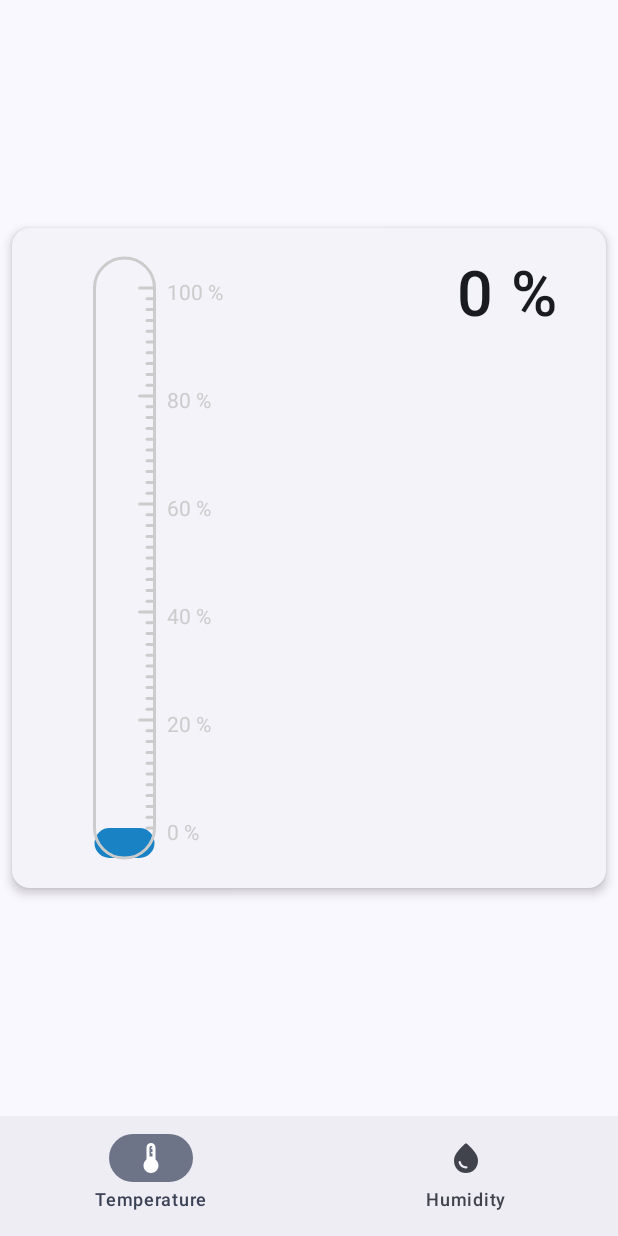
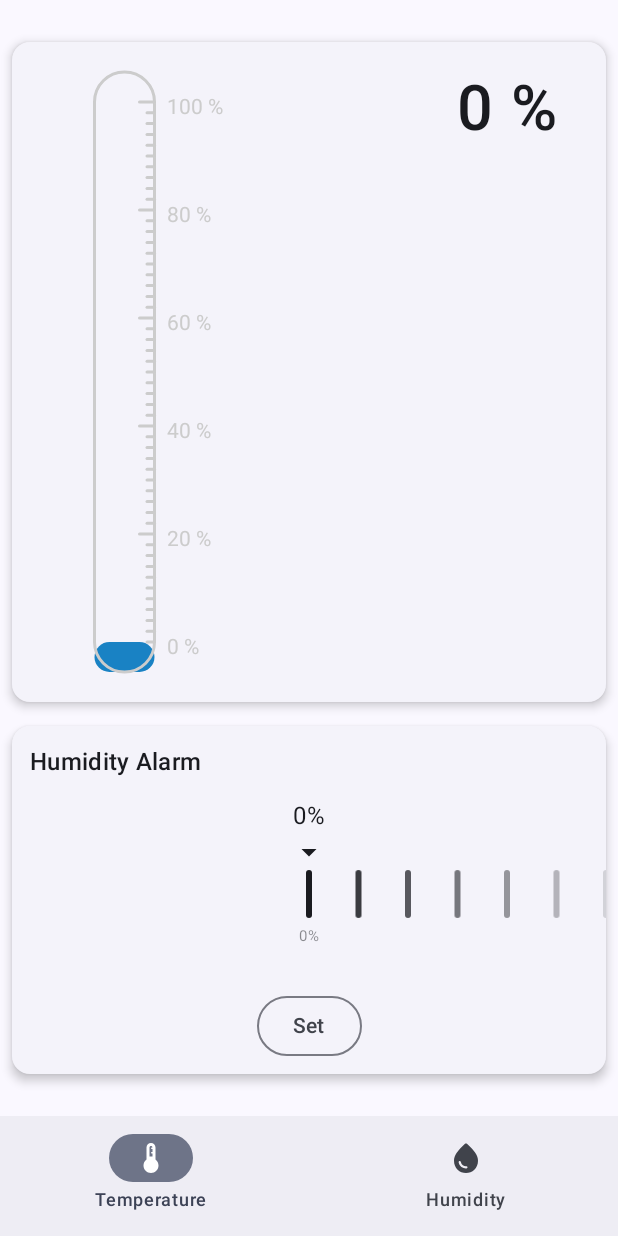
Before and after one commit to Ramink78/Thermometer, an Android app built with Jetpack Compose: the HumidityScreen screen opened through its navigation route, on a phone screen of 412 x 824 dp. Run offline under Robolectric (Android 15) with nearby library versions, the phone set to English and light mode, and no system bars; our stand-ins replace Dagger/Hilt's generated code, Firebase (no records; nobody signed in at launch, a user with empty details on screens opened directly), Room's generated code; 2 statements that could not run were skipped.

Commit message:
add slider for set temperature and humidity alarm

```diff
--- /dev/null
+++ b/app/src/main/java/rk/thermometer/ui/component/AlarmSlider.kt
@@ -0,0 +1,264 @@
+package rk.thermometer.ui.component
+
+import androidx.compose.animation.core.Animatable
+import androidx.compose.animation.core.FloatSpringSpec
+import androidx.compose.animation.core.Spring
+import androidx.compose.animation.core.calculateTargetValue
+import androidx.compose.animation.splineBasedDecay
+import androidx.compose.foundation.background
+import androidx.compose.foundation.gestures.awaitFirstDown
+import androidx.compose.foundation.gestures.horizontalDrag
+import androidx.compose.foundation.layout.Box
+import androidx.compose.foundation.layout.BoxWithConstraints
+import androidx.compose.foundation.layout.Column
+import androidx.compose.foundation.layout.fillMaxWidth
+import androidx.compose.foundation.layout.height
+import androidx.compose.foundation.layout.padding
+import androidx.compose.foundation.layout.width
+import androidx.compose.foundation.shape.RoundedCornerShape
+import androidx.compose.material.icons.Icons
+import androidx.compose.material.icons.filled.ArrowDropDown
+import androidx.compose.material3.Icon
+import androidx.compose.material3.MaterialTheme
+import androidx.compose.material3.Surface
+import androidx.compose.material3.Text
+import androidx.compose.runtime.Composable
+import androidx.compose.runtime.LaunchedEffect
+import androidx.compose.runtime.Stable
+import androidx.compose.runtime.saveable.Saver
+import androidx.compose.runtime.saveable.rememberSaveable
+import androidx.compose.ui.Alignment
+import androidx.compose.ui.Modifier
+import androidx.compose.ui.geometry.Offset
+import androidx.compose.ui.graphics.Color
+import androidx.compose.ui.graphics.graphicsLayer
+import androidx.compose.ui.input.pointer.pointerInput
+import androidx.compose.ui.input.pointer.positionChange
+import androidx.compose.ui.input.pointer.util.VelocityTracker
+import androidx.compose.ui.tooling.preview.Preview
+import androidx.compose.ui.unit.dp
+import kotlinx.coroutines.coroutineScope
+import kotlinx.coroutines.launch
+import rk.thermometer.ui.theme.ThermometerTheme
+import kotlin.math.absoluteValue
+import kotlin.math.roundToInt
+
+private val BarWidth = 4.dp
+private val BarHeight = 32.dp
+private const val MinAlpha = .15f
+
+
+@Stable
+interface AlarmSliderState {
+    val currentValue: Float
+    val range: ClosedRange<Int>
+
+    suspend fun snapTo(value: Float)
+    suspend fun decayTo(velocity: Float, value: Float)
+    suspend fun stop()
+}
+
+class AlarmSliderStateImpl(
+    currentValue: Float,
+    override val range: ClosedRange<Int>,
+) : AlarmSliderState {
+
+    private val floatRange = range.start.toFloat()..range.endInclusive.toFloat()
+    private val animatable = Animatable(currentValue)
+    private val decayAnimationSpec = FloatSpringSpec(
+        dampingRatio = Spring.DampingRatioNoBouncy,
+        stiffness = Spring.StiffnessLow,
+    )
+
+    override val currentValue: Float
+        get() = animatable.value
+
+    override suspend fun stop() {
+        animatable.stop()
+    }
+
+    override suspend fun snapTo(value: Float) {
+        animatable.snapTo(value.coerceIn(floatRange))
+    }
+
+    override suspend fun decayTo(velocity: Float, value: Float) {
+        val target = value.roundToInt().coerceIn(range).toFloat()
+        animatable.animateTo(
+            targetValue = target,
+            initialVelocity = velocity,
+            animationSpec = decayAnimationSpec,
+        )
+    }
+
+    override fun equals(other: Any?): Boolean {
+        if (this === other) return true
+        if (javaClass != other?.javaClass) return false
+
+        other as AlarmSliderStateImpl
+
+        if (range != other.range) return false
+        if (floatRange != other.floatRange) return false
+        if (animatable != other.animatable) return false
+        if (decayAnimationSpec != other.decayAnimationSpec) return false
+
+        return true
+    }
+    override fun hashCode(): Int {
+        var result = range.hashCode()
+        result = 31 * result + floatRange.hashCode()
+        result = 31 * result + animatable.hashCode()
+        result = 31 * result + decayAnimationSpec.hashCode()
+        return result
+    }
+
+    companion object {
+        val Saver = Saver<AlarmSliderStateImpl, List<Any>>(
+            save = { listOf(it.currentValue, it.range.start, it.range.endInclusive) },
+            restore = {
+                AlarmSliderStateImpl(
+                    currentValue = it[0] as Float,
+                    range = (it[1] as Int)..(it[2] as Int)
+                )
+            }
+        )
+    }
+}
+
+@Composable
+fun rememberAlarmSliderState(
+    currentValue: Float = 0f,
+    range: ClosedRange<Int> = -40..80,
+): AlarmSliderState {
+    val state = rememberSaveable(saver = AlarmSliderStateImpl.Saver) {
+        AlarmSliderStateImpl(currentValue, range)
+    }
+    LaunchedEffect(key1 = Unit) {
+        state.snapTo(state.currentValue.roundToInt().toFloat())
+    }
+    return state
+}
+
+@Composable
+fun AlarmSlider(
+    modifier: Modifier = Modifier,
+    state: AlarmSliderState = rememberAlarmSliderState(),
+    numSegments: Int = 12,
+    barColor: Color = MaterialTheme.colorScheme.onSurface,
+    currentValueLabel: @Composable (Int) -> Unit = { value -> Text(value.toString()) },
+    indicatorLabel: @Composable (Int) -> Unit = { value -> Text(value.toString()) },
+) {
+    Column(
+        modifier = modifier,
+        horizontalAlignment = Alignment.CenterHorizontally
+    ) {
+        currentValueLabel(state.currentValue.roundToInt())
+        Icon(Icons.Filled.ArrowDropDown, contentDescription = null)
+        BoxWithConstraints(
+            modifier = Modifier
+                .fillMaxWidth()
+                .drag(state, numSegments),
+            contentAlignment = Alignment.TopCenter,
+        ) {
+            val segmentWidth = maxWidth / numSegments
+            val segmentWidthPx = constraints.maxWidth.toFloat() / numSegments.toFloat()
+            val halfSegments = (numSegments + 1) / 2
+            val start = (state.currentValue - halfSegments).toInt()
+                .coerceAtLeast(state.range.start)
+            val end = (state.currentValue + halfSegments).toInt()
+                .coerceAtMost(state.range.endInclusive)
+
+            val maxOffset = constraints.maxWidth / 2f
+            for (i in start..end) {
+                val offsetX = (i - state.currentValue) * segmentWidthPx
+                // indicator at center is at 1f, indicators at edges are at 0.25f
+                val alpha = 1f - (1f - MinAlpha) * (offsetX / maxOffset).absoluteValue
+
+                Column(
+                    modifier = Modifier
+                        .width(segmentWidth)
+                        .graphicsLayer(
+                            alpha = alpha,
+                            translationX = offsetX,
+                        ),
+                    horizontalAlignment = Alignment.CenterHorizontally,
+                ) {
+                    Box(
+                        modifier = Modifier
+                            .width(BarWidth)
+                            .height(BarHeight)
+                            .background(
+                                barColor,
+                                shape = RoundedCornerShape(BarWidth / 2)
+                            )
+
+                    )
+                    indicatorLabel(i)
+                }
+            }
+        }
+    }
+}
+
+private fun Modifier.drag(
+    state: AlarmSliderState,
+    numSegments: Int,
+) = pointerInput(Unit) {
+    val decay = splineBasedDecay<Float>(this)
+    val segmentWidthPx = size.width / numSegments
+    coroutineScope {
+        while (true) {
+            val pointerId = awaitPointerEventScope { awaitFirstDown().id }
+            state.stop()
+            val tracker = VelocityTracker()
+            awaitPointerEventScope {
+                horizontalDrag(pointerId) { change ->
+                    val horizontalDragOffset =
+                        state.currentValue - change.positionChange().x / segmentWidthPx
+                    launch {
+                        state.snapTo(horizontalDragOffset)
+                    }
+                    tracker.addPosition(change.uptimeMillis, change.position)
+                    if (change.positionChange() != Offset.Zero) change.consume()
+                }
+            }
+            val velocity = tracker.calculateVelocity().x / numSegments
+            val targetValue = decay.calculateTargetValue(state.currentValue, -velocity)
+            launch {
+                state.decayTo(velocity, targetValue)
+            }
+        }
+    }
+}
+
+
+@Preview(widthDp = 420)
+@Composable
+fun SliderPreview() {
+    ThermometerTheme {
+        Surface(modifier = Modifier.fillMaxWidth()) {
+            AlarmSlider(
+                modifier = Modifier
+                    .fillMaxWidth()
+                    .padding(
+                        vertical =
+                        12.dp
+                    ),
+                currentValueLabel = { value ->
+                    Text(
+                        text = "${(value)}°",
+                        style = MaterialTheme.typography.headlineMedium
+                    )
+                },
+                indicatorLabel = { value ->
+                    if (value % 5 == 0) {
+                        Text(
+                            text = "${(value)}°",
+                            style = MaterialTheme.typography.bodySmall,
+                        )
+                    }
+                }
+            )
+
+        }
+    }
+}
--- /dev/null
+++ b/app/src/main/java/rk/thermometer/ui/component/HumiditySlider.kt
@@ -0,0 +1,67 @@
+package rk.thermometer.ui.component
+
+import androidx.compose.foundation.layout.Column
+import androidx.compose.foundation.layout.fillMaxWidth
+import androidx.compose.foundation.layout.height
+import androidx.compose.foundation.layout.padding
+import androidx.compose.material3.MaterialTheme
+import androidx.compose.material3.OutlinedButton
+import androidx.compose.material3.Text
+import androidx.compose.runtime.Composable
+import androidx.compose.ui.Alignment
+import androidx.compose.ui.Modifier
+import androidx.compose.ui.tooling.preview.Preview
+import androidx.compose.ui.unit.dp
+import androidx.compose.ui.unit.sp
+import rk.thermometer.ui.theme.ThermometerTheme
+
+@Composable
+fun HumiditySlider(
+    modifier: Modifier = Modifier,
+    state: AlarmSliderState = rememberAlarmSliderState(
+        currentValue = 0f,
+        range = 0..100
+    ),
+    submitButtonText: String = "Set",
+    onSubmit: () -> Unit
+) {
+    Column(
+        modifier = modifier, horizontalAlignment = Alignment.CenterHorizontally
+    ) {
+        AlarmSlider(
+            modifier = Modifier
+                .fillMaxWidth()
+                .height(120.dp),
+            state = state,
+            currentValueLabel = { value ->
+                Text(text = "$value%")
+
+            },
+            indicatorLabel = { lableValue ->
+                if (lableValue % 10 == 0)
+                    Text(
+                        text = "$lableValue%",
+                        fontSize = 10.sp,
+                        color = MaterialTheme.colorScheme.onSurface.copy(alpha = .5f)
+                    )
+            })
+        OutlinedButton(
+            onClick = onSubmit,
+            modifier = Modifier.padding(vertical = 8.dp)
+
+        ) {
+            Text(text = submitButtonText)
+        }
+    }
+
+}
+
+@Preview
+@Composable
+private fun TemperatureSliderPreview() {
+    ThermometerTheme(darkTheme = true) {
+        HumiditySlider(
+            onSubmit = {}
+        )
+    }
+}
--- /dev/null
+++ b/app/src/main/java/rk/thermometer/ui/component/TemperatureSlider.kt
@@ -0,0 +1,57 @@
+package rk.thermometer.ui.component
+
+import androidx.compose.foundation.layout.Column
+import androidx.compose.foundation.layout.fillMaxWidth
+import androidx.compose.foundation.layout.height
+import androidx.compose.foundation.layout.padding
+import androidx.compose.material3.OutlinedButton
+import androidx.compose.material3.Text
+import androidx.compose.runtime.Composable
+import androidx.compose.ui.Alignment
+import androidx.compose.ui.Modifier
+import androidx.compose.ui.tooling.preview.Preview
+import androidx.compose.ui.unit.dp
+import rk.thermometer.ui.theme.ThermometerTheme
+
+@Composable
+fun TemperatureSlider(
+    modifier: Modifier = Modifier,
+    state: AlarmSliderState = rememberAlarmSliderState(),
+    submitButtonText: String = "Set",
+    onSubmit: () -> Unit
+) {
+    Column(
+        modifier = Modifier, horizontalAlignment = Alignment.CenterHorizontally
+    ) {
+        AlarmSlider(
+            modifier = Modifier
+                .fillMaxWidth()
+                .height(120.dp),
+            state = state,
+            currentValueLabel = { value ->
+                Text(text = "$value°")
+
+            },
+            indicatorLabel = { lableValue ->
+                if (lableValue % 10 == 0) Text(text = "$lableValue°")
+            }
+        )
+        OutlinedButton(
+            onClick = onSubmit,
+            modifier = Modifier.padding(vertical = 8.dp)
+        ) {
+            Text(text = submitButtonText)
+        }
+    }
+
+}
+
+@Preview
+@Composable
+private fun TemperatureSliderPreview() {
+    ThermometerTheme(darkTheme = true) {
+        TemperatureSlider(
+            onSubmit = {}
+        )
+    }
+}
--- a/app/src/main/java/rk/thermometer/ui/humidity/HumidityScreen.kt
+++ b/app/src/main/java/rk/thermometer/ui/humidity/HumidityScreen.kt
@@ -6,6 +6,8 @@ import androidx.compose.foundation.layout.Row
 import androidx.compose.foundation.layout.fillMaxWidth
 import androidx.compose.foundation.layout.padding
 import androidx.compose.foundation.layout.wrapContentHeight
+import androidx.compose.foundation.rememberScrollState
+import androidx.compose.foundation.verticalScroll
 import androidx.compose.material3.Card
 import androidx.compose.material3.CardDefaults
 import androidx.compose.material3.MaterialTheme
@@ -20,14 +22,17 @@ import androidx.compose.ui.unit.dp
 import androidx.compose.ui.unit.sp
 import androidx.hilt.navigation.compose.hiltViewModel
 import rk.thermometer.ui.component.HumidityMeter
+import rk.thermometer.ui.component.HumiditySlider
 import rk.thermometer.ui.temperature.HomeScreenViewModel
 
 @Composable
-fun HumidityScreen(modifier: Modifier) {
-    val viewModel: HomeScreenViewModel = hiltViewModel()
-    val humidity by viewModel.humFlow.collectAsState()
+private fun HumidityScreenStateless(
+    humidity: Int,
+    modifier: Modifier = Modifier
+) {
+    val scrollState = rememberScrollState()
     Column(
-        modifier = modifier,
+        modifier = modifier.verticalScroll(scrollState),
         verticalArrangement = Arrangement.Center,
         horizontalAlignment = Alignment.CenterHorizontally
     ) {
@@ -54,6 +59,29 @@ fun HumidityScreen(modifier: Modifier) {
                 )
             }
         }
+        Card(
+            elevation = CardDefaults.cardElevation(defaultElevation = 4.dp),
+            modifier = Modifier.padding(8.dp),
+            colors = CardDefaults.cardColors(containerColor = MaterialTheme.colorScheme.surfaceContainerLow)
+        ) {
+            Text(
+                text = "Humidity Alarm",
+                modifier = Modifier.padding(12.dp),
+                style = MaterialTheme.typography.titleMedium,
+                fontWeight = FontWeight.SemiBold
+            )
+            HumiditySlider(onSubmit = {})
+        }
 
     }
 }
+
+@Composable
+fun HumidityScreen(modifier: Modifier) {
+    val viewModel: HomeScreenViewModel = hiltViewModel()
+    val humidity by viewModel.humFlow.collectAsState()
+    HumidityScreenStateless(
+        humidity = humidity.toInt(),
+        modifier = modifier
+    )
+}
--- a/app/src/main/java/rk/thermometer/ui/temperature/TemperatureScreen.kt
+++ b/app/src/main/java/rk/thermometer/ui/temperature/TemperatureScreen.kt
@@ -3,10 +3,12 @@ package rk.thermometer.ui.temperature
 import androidx.compose.foundation.layout.Arrangement
 import androidx.compose.foundation.layout.Column
 import androidx.compose.foundation.layout.Row
+import androidx.compose.foundation.layout.fillMaxSize
 import androidx.compose.foundation.layout.fillMaxWidth
 import androidx.compose.foundation.layout.padding
 import androidx.compose.foundation.layout.wrapContentHeight
-import androidx.compose.foundation.shape.RoundedCornerShape
+import androidx.compose.foundation.rememberScrollState
+import androidx.compose.foundation.verticalScroll
 import androidx.compose.material3.Card
 import androidx.compose.material3.CardDefaults
 import androidx.compose.material3.MaterialTheme
@@ -17,20 +19,22 @@ import androidx.compose.runtime.getValue
 import androidx.compose.ui.Alignment
 import androidx.compose.ui.Modifier
 import androidx.compose.ui.text.font.FontWeight
+import androidx.compose.ui.tooling.preview.Preview
 import androidx.compose.ui.unit.dp
 import androidx.compose.ui.unit.sp
 import androidx.hilt.navigation.compose.hiltViewModel
-import androidx.lifecycle.viewmodel.compose.viewModel
 import rk.thermometer.ui.component.TemperatureMeter
+import rk.thermometer.ui.component.TemperatureSlider
+import rk.thermometer.ui.theme.ThermometerTheme
 
 @Composable
-fun TemperatureScreen(modifier: Modifier) {
-    val currentTemperature = 25
-    val bgShape = RoundedCornerShape(12.dp)
-    val viewModel: HomeScreenViewModel = hiltViewModel()
-    val temperature by viewModel.tempFlow.collectAsState()
+private fun TemperatureScreenStateless(
+    modifier: Modifier = Modifier,
+    temperature: Int
+) {
+    val scrollState = rememberScrollState()
     Column(
-        modifier = modifier,
+        modifier = modifier.verticalScroll(scrollState),
         verticalArrangement = Arrangement.Center,
         horizontalAlignment = Alignment.CenterHorizontally
     ) {
@@ -47,7 +51,7 @@ fun TemperatureScreen(modifier: Modifier) {
                 horizontalArrangement = Arrangement.SpaceBetween
             ) {
                 TemperatureMeter(
-                    temperature = temperature.toInt()
+                    temperature = temperature
                 )
                 Text(
                     modifier = Modifier.padding(end = 32.dp),
@@ -57,8 +61,43 @@ fun TemperatureScreen(modifier: Modifier) {
                 )
             }
         }
+        Card(
+            elevation = CardDefaults.cardElevation(defaultElevation = 4.dp),
+            modifier = Modifier.padding(8.dp),
+            colors = CardDefaults.cardColors(containerColor = MaterialTheme.colorScheme.surfaceContainerLow)
+        ) {
+            Text(
+                text = "Temperature Alarm",
+                modifier = Modifier.padding(16.dp),
+                style = MaterialTheme.typography.titleMedium,
+                fontWeight = FontWeight.SemiBold
+            )
+            TemperatureSlider(onSubmit = {})
+        }
 
 
     }
 
 }
+
+@Composable
+fun TemperatureScreen(modifier: Modifier) {
+    val viewModel: HomeScreenViewModel = hiltViewModel()
+    val temperature by viewModel.tempFlow.collectAsState()
+    TemperatureScreenStateless(
+        temperature = temperature.toInt(),
+        modifier = modifier
+    )
+
+}
+
+@Preview
+@Composable
+private fun TemperatureScreenPreview() {
+    ThermometerTheme(darkTheme = true) {
+        TemperatureScreenStateless(
+            modifier = Modifier.fillMaxSize(),
+            temperature = 48
+        )
+    }
+}
```
